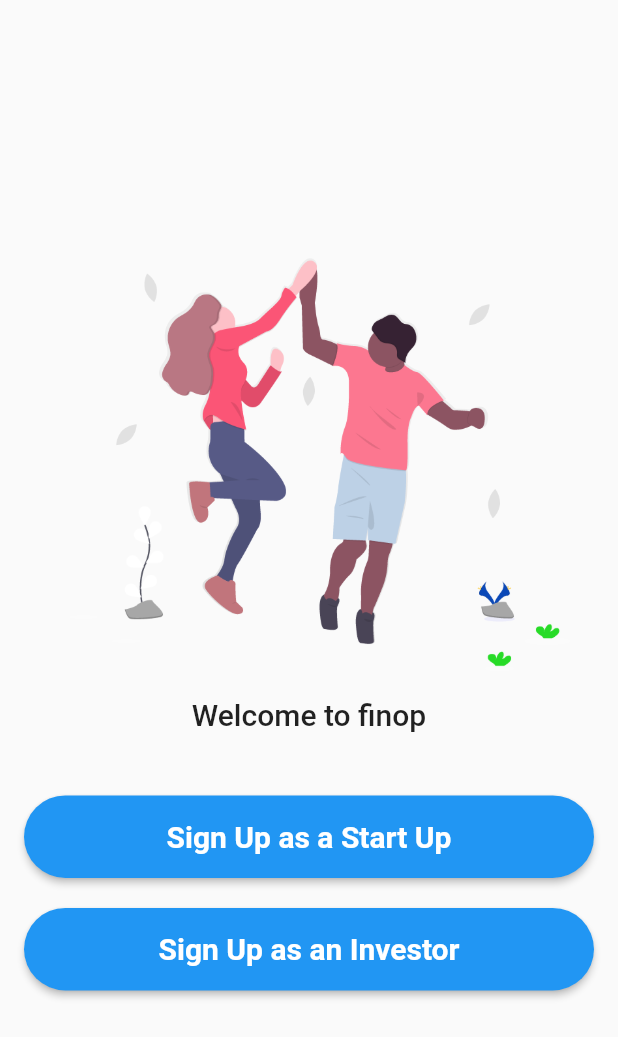
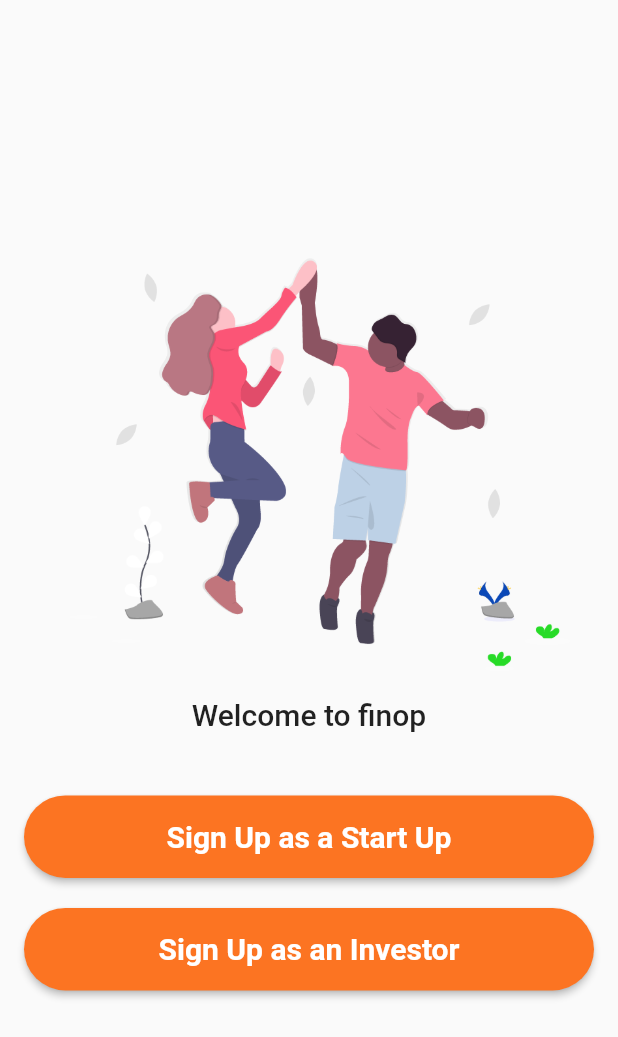
Before and after one commit to david-legend/finopp, a Flutter app: the screen it shows after launch, on a phone screen of 412 x 824 dp. Shown: the top 1037 px of the screen. Run offline on Flutter 3.47's test engine with Material 2 defaults, Android fonts, the phone set to English and light mode, and no system bars; our stand-ins replace shared_preferences.

Commit message:
button colors updated on choice screen

```diff
--- a/lib/const/color_const.dart
+++ b/lib/const/color_const.dart
@@ -15,3 +15,6 @@ const GREEN = Color(0xffc7e5b4);
 const RED_LIGHT = Color(0xffFFC3A0);
 const TEXT_BLACK = Color(0xFF353535);
 const TEXT_BLACK_LIGHT = Color(0xFF34323D);
+
+const kFINOP_ORANGE = Color(0xFFFC7422);
+const kFINOP_DARK_BLUE = Color(0xFF001848);
--- a/lib/screens/registration/choice_screen.dart
+++ b/lib/screens/registration/choice_screen.dart
@@ -34,7 +34,7 @@ class ChoiceScreen extends StatelessWidget {
                     saveAccountType(StringConst.START_UP_VALUE);
                     Navigator.pushNamed(context, SignUpScreen.ROUTE_NAME);
                   },
-                  color: Colors.blue,
+                  color: kFINOP_ORANGE,
                   child: Padding(
                     padding: const EdgeInsets.all(16.0),
                     child: Text(
@@ -59,7 +59,7 @@ class ChoiceScreen extends StatelessWidget {
                     saveAccountType(StringConst.INVESTOR_VALUE);
                     Navigator.pushNamed(context, SignUpScreen.ROUTE_NAME);
                   },
-                  color: Colors.blue,
+                  color: kFINOP_ORANGE,
                   child: Padding(
                     padding: const EdgeInsets.all(16.0),
                     child: Text(
```
